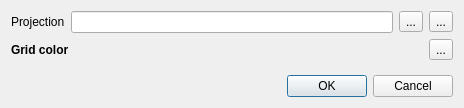
Before: the Qt Designer form src/IDlgSetupGrid.ui in ntruchsess/QLandkarteGT, drawn with Qt 5.
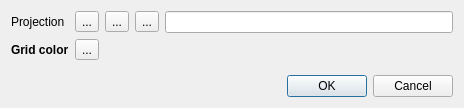
After: the same form once the commit is applied. Icons and pictures are not drawn.

Patch:
```diff
--- a/src/IDlgSetupGrid.ui
+++ b/src/IDlgSetupGrid.ui
@@ -15,17 +15,16 @@
   </property>
   <layout class="QVBoxLayout" name="verticalLayout">
    <item>
-    <layout class="QHBoxLayout" name="horizontalLayout">
-     <item>
+    <layout class="QGridLayout" name="gridLayout">
+     <item row="0" column="0">
       <widget class="QLabel" name="label">
        <property name="text">
         <string>Projection</string>
        </property>
       </widget>
      </item>
-     <item>
-      <widget class="QLineEdit" name="lineProjection"/>
-     </item>
+     <item row="0" column="1" colspan="2">
+      <layout class="QHBoxLayout" name="horizontalLayout">
      <item>
       <widget class="QToolButton" name="toolRestoreDefault">
        <property name="toolTip">
@@ -40,6 +39,20 @@
        </property>
       </widget>
      </item>
+       <item>
+        <widget class="QToolButton" name="toolFromMap">
+         <property name="toolTip">
+          <string>Get projection from current map.</string>
+         </property>
+         <property name="text">
+          <string>...</string>
+         </property>
+         <property name="icon">
+          <iconset resource="resources.qrc">
+           <normaloff>:/icons/iconMapWizard16x16.png</normaloff>:/icons/iconMapWizard16x16.png</iconset>
+         </property>
+        </widget>
+       </item>
      <item>
       <widget class="QToolButton" name="toolProjWizzard">
        <property name="toolTip">
@@ -56,9 +69,10 @@
      </item>
     </layout>
    </item>
-   <item>
-    <layout class="QHBoxLayout" name="horizontalLayout_2">
-     <item>
+     <item row="0" column="3">
+      <widget class="QLineEdit" name="lineProjection"/>
+     </item>
+     <item row="1" column="0">
       <widget class="QLabel" name="labelGridColor">
        <property name="font">
         <font>
@@ -71,7 +85,7 @@
        </property>
       </widget>
      </item>
-     <item>
+     <item row="1" column="1">
       <widget class="QToolButton" name="toolGridColor">
        <property name="toolTip">
         <string>setup grid color</string>
```
Lines whose indentation alone changed are shown as unchanged.
